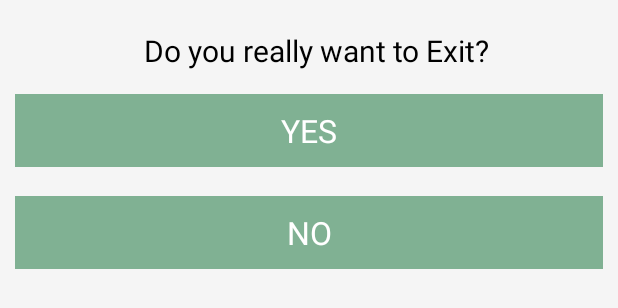
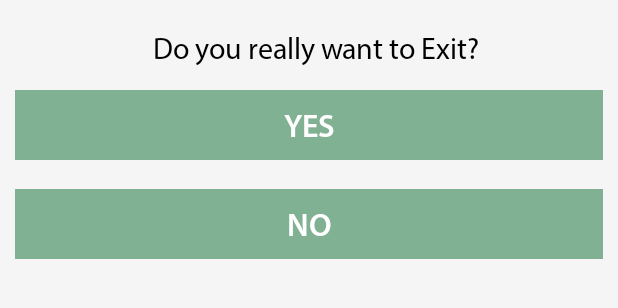
Before and after one commit to zaid06/CaptainManager, an Android app: the layout exit_alert.xml on its own in the app's theme, with its tools: preview values and no code run, on a phone screen of 412 x 824 dp. Shown: the top 308 px of the screen. Run offline under Robolectric (Android 15) with nearby library versions, the phone set to English and light mode, and no system bars.

Commit message:
remaining work done

```diff
--- a/app/src/main/res/layout/exit_alert.xml
+++ b/app/src/main/res/layout/exit_alert.xml
@@ -11,7 +11,7 @@
         android:background="@color/offWhite"
         android:orientation="vertical">
 
-        <TextView
+        <bilal.com.captain.classes.RegularCustomTextView
             android:layout_width="match_parent"
             android:layout_height="wrap_content"
             android:text="Do you really want to Exit?"
@@ -32,7 +32,7 @@
             android:background="@color/colorMain"
             android:padding="10dp">
 
-            <TextView
+            <bilal.com.captain.classes.BoldCustomTextView
                 android:layout_width="match_parent"
                 android:layout_height="wrap_content"
                 android:gravity="center_horizontal"
@@ -53,7 +53,7 @@
             android:background="@color/colorMain"
             android:padding="10dp">
 
-            <TextView
+            <bilal.com.captain.classes.BoldCustomTextView
                 android:layout_width="match_parent"
                 android:layout_height="wrap_content"
                 android:gravity="center_horizontal"
```
